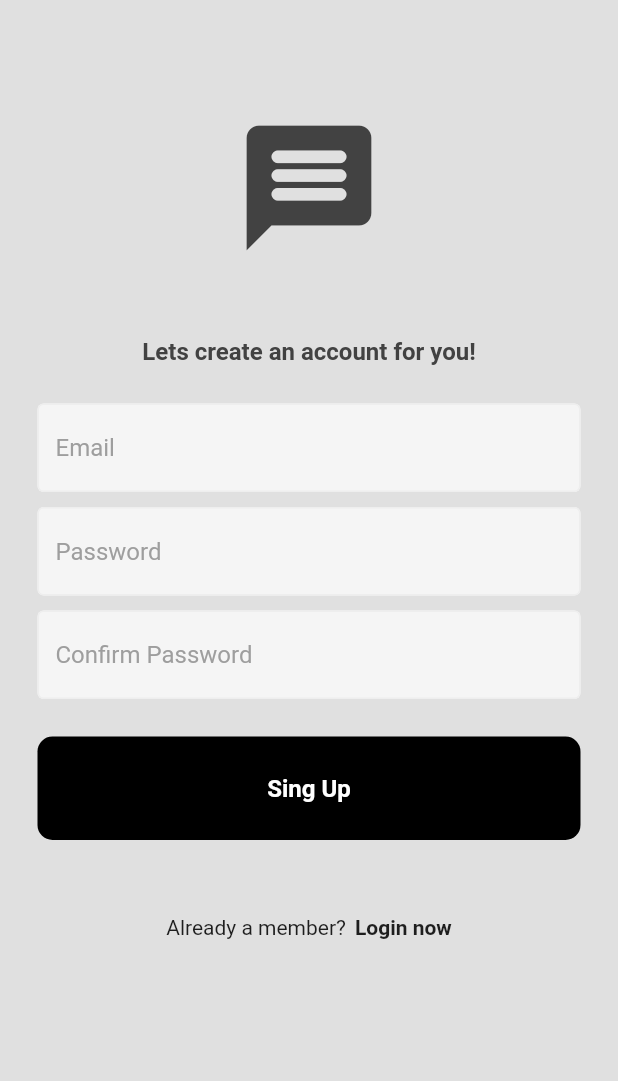
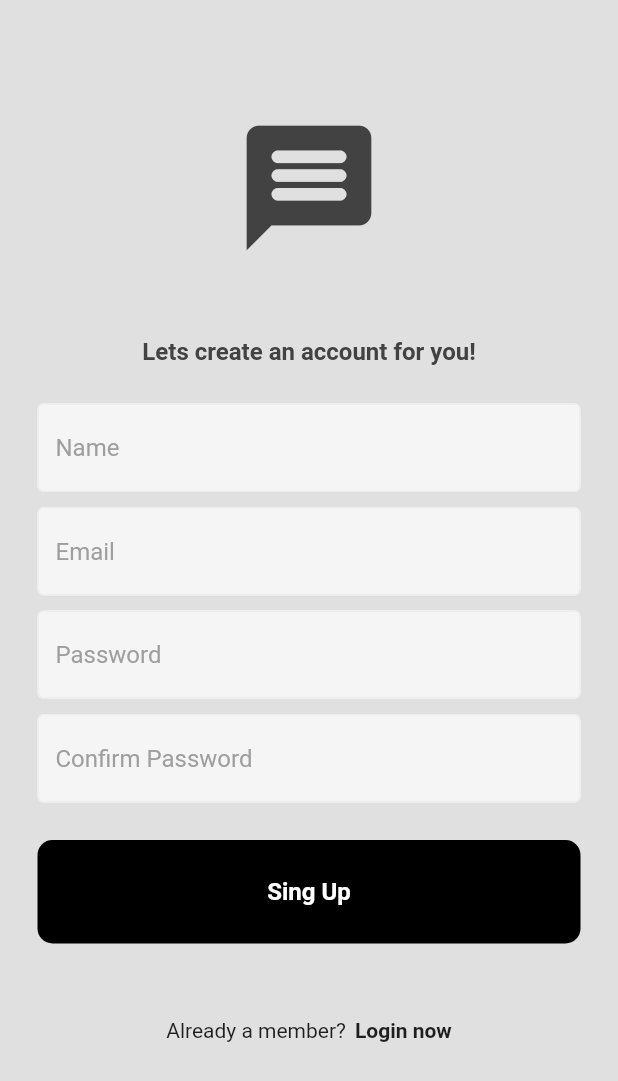
Before and after one commit to Saeed-Sabra/chat_app, a Flutter app: the screen it shows after launch, after a tap on "Register now", on a phone screen of 412 x 824 dp. Shown: the top 1081 px of the screen. Run offline on Flutter 3.47's test engine with Material 2 defaults, Android fonts, the phone set to English and light mode, and no system bars; our stand-ins replace cloud_firestore, firebase_auth, firebase_core; accounts and stored records are empty; network calls fail.

Commit message:
Fix variable names and update UI

```diff
--- a/lib/model/message.dart
+++ b/lib/model/message.dart
@@ -2,14 +2,14 @@ import 'package:cloud_firestore/cloud_firestore.dart';
 
 class Message {
   final String senderId;
-  final String senderEmail;
+  final String senderName;
   final String receiverId;
   final String message;
   final Timestamp timestamp;
 
   Message({
     required this.senderId,
-    required this.senderEmail,
+    required this.senderName,
     required this.receiverId,
     required this.message,
     required this.timestamp,
@@ -19,7 +19,7 @@ class Message {
   Map<String, dynamic> toMap() {
     return {
       "senderId": senderId,
-      "senderEmail": senderEmail,
+      "senderName": senderName,
       "receiverId": receiverId,
       "message": message,
       "timestamp": timestamp,
--- a/lib/pages/home_page.dart
+++ b/lib/pages/home_page.dart
@@ -68,14 +68,14 @@ class _HomePageState extends State<HomePage> {
     //display all user except current user
     if (_auth.currentUser!.email != data['email']) {
       return ListTile(
-        title: Text(data['email']),
+        title: Text(data['name']),
         onTap: () {
           //pass the clicked users UID to the chat page
           Navigator.push(
             context,
             MaterialPageRoute(
               builder: (context) => ChatPage(
-                receiverUserEmail: data["email"],
+                receiverUserName: data["name"],
                 receiverUserID: data["uid"],
               ),
             ),
--- a/lib/pages/register_page.dart
+++ b/lib/pages/register_page.dart
@@ -14,6 +14,7 @@ class RegisterPage extends StatefulWidget {
 }
 
 class _RegisterState extends State<RegisterPage> {
+  final nameController = TextEditingController();
   final emailController = TextEditingController();
   final passwordController = TextEditingController();
   final confirmPasswordController = TextEditingController();
@@ -33,7 +34,7 @@ class _RegisterState extends State<RegisterPage> {
     final authService = Provider.of<AuthService>(context, listen: false);
     try {
       await authService.signUpWithEmailandPassword(
-          emailController.text, passwordController.text);
+          nameController.text, emailController.text, passwordController.text);
     } catch (e) {
       ScaffoldMessenger.of(context).showSnackBar(
         SnackBar(
@@ -73,6 +74,12 @@ class _RegisterState extends State<RegisterPage> {
                     ),
                   ),
                   const SizedBox(height: 25),
+                  MyTextField(
+                    controller: nameController,
+                    hintText: "Name",
+                    obscuredText: false,
+                  ),
+                  const SizedBox(height: 10),
                   MyTextField(
                     controller: emailController,
                     hintText: "Email",
--- a/lib/services/auth/auth_service.dart
+++ b/lib/services/auth/auth_service.dart
@@ -22,6 +22,7 @@ class AuthService extends ChangeNotifier {
       // add a new document for the user in users collection if it doesn't already exists
       _fireStore.collection("users").doc(userCredential.user!.uid).set({
         "uid": userCredential.user!.uid,
+        "name": userCredential.user!.displayName,
         "email": email,
         "createdAt": FieldValue.serverTimestamp(),
       }, SetOptions(merge: true));
@@ -34,7 +35,7 @@ class AuthService extends ChangeNotifier {
 
   //Create a new user
   Future<UserCredential> signUpWithEmailandPassword(
-      String email, String password) async {
+      String name, String email, String password) async {
     try {
       UserCredential userCredential =
           await _firebaseAuth.createUserWithEmailAndPassword(
@@ -44,6 +45,7 @@ class AuthService extends ChangeNotifier {
 
       _fireStore.collection("users").doc(userCredential.user!.uid).set({
         "uid": userCredential.user!.uid,
+        "name": name,
         "email": email,
         "createdAt": FieldValue.serverTimestamp(),
       });
```
Also changed, not shown: lib/pages/chat_page.dart (+6 -4 lines), lib/services/chat/chat_service.dart (+15 -7 lines).
